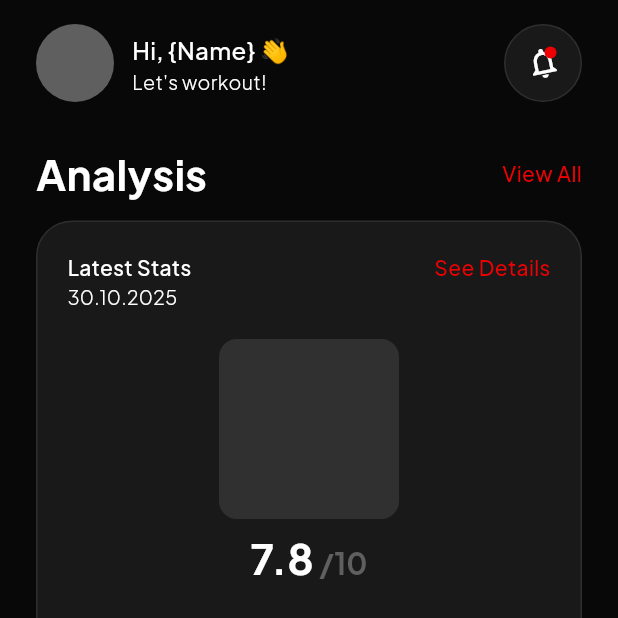
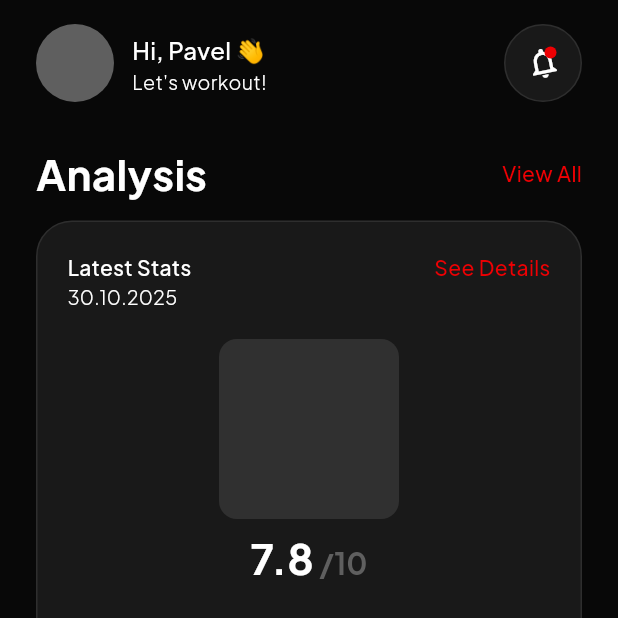
Before and after one commit to 0NDRS/Flexly, a Flutter app: the screen it shows after launch, on a phone screen of 412 x 824 dp, the top half of it. Run offline on Flutter 3.47's test engine with Material 3 defaults, Android fonts, the light colour scheme and no system bars; our stand-ins replace google_fonts; network calls fail.

Commit message:
cleanup code

```diff
--- /dev/null
+++ b/lib/data/mock_data.dart
@@ -0,0 +1,26 @@
+class MockData {
+  static const String placeholderImage =
+      'https://upload.wikimedia.org/wikipedia/commons/thumb/3/3f/Placeholder_view_vector.svg/681px-Placeholder_view_vector.svg.png';
+
+  static const Map<String, double> bodyPartRatings = {
+    'Arms': 8.2,
+    'Chest': 7.3,
+    'Abs': 6.8,
+    'Shoulders': 6.4,
+    'Legs': 8.1,
+    'Back': 7.4,
+  };
+
+  static const String adviceTitle = '{{Title}}';
+  static const String adviceDescription =
+      'Lorem ipsum dolor sit amet, consectetur adipiscing elit, sed do eiusmod tempor incididunt ut labore et dolore magna aliqua. Ut enim ad minim veniam, quis nostrud exercitation ullamco';
+
+  static const String trainingTipTitle =
+      'Correct your posture for better results';
+  static const String trainingTipSubtitle = 'Learn how to improve...';
+
+  static const String userName = 'Pavel';
+
+  static const String streak = '10 days';
+  static const String trackedWorkouts = '84';
+}
--- a/lib/theme/app_colors.dart
+++ b/lib/theme/app_colors.dart
@@ -7,4 +7,14 @@ class AppColors {
   static const Color grayDark = Color(0xFF191919);
   static const Color gray = Color(0xFF2E2E2E);
   static const Color backgroundDark = Color(0xFF080808);
+
+  // Semantic Colors
+  static const Color fireOrange = Color(0xFFFF9500);
+  static const Color fireBackground = Color(0xFF332B20);
+  static const Color waterBlue = Color(0xFF30A3D1);
+  static const Color waterBackground = Color(0xFF1C252E);
+
+  // Graph Colors
+  static const Color tooltipBackground = Color(0xFF8B0000);
+  static const Color barInactive = Color(0xFF7A3E3E);
 }
--- a/lib/widgets/analysis/history_card.dart
+++ b/lib/widgets/analysis/history_card.dart
@@ -1,6 +1,7 @@
 import 'package:flutter/material.dart';
 import 'package:flexly/theme/app_colors.dart';
 import 'package:flexly/theme/app_text_styles.dart';
+import 'package:flexly/data/mock_data.dart';
 
 class HistoryCard extends StatelessWidget {
   final String date;
@@ -55,10 +56,9 @@ class HistoryCard extends StatelessWidget {
               color: AppColors.white,
               borderRadius: BorderRadius.circular(16),
               image: const DecorationImage(
-                image: NetworkImage(
-                    'https://upload.wikimedia.org/wikipedia/commons/thumb/3/3f/Placeholder_view_vector.svg/681px-Placeholder_view_vector.svg.png'), // Placeholder
+                image: NetworkImage(MockData.placeholderImage),
                 fit: BoxFit.cover,
-                opacity: 0.1, // Make it subtle like the checkerboard
+                opacity: 0.1,
               ),
             ),
           ),
--- a/lib/widgets/home/analysis_card.dart
+++ b/lib/widgets/home/analysis_card.dart
@@ -24,26 +24,22 @@ class _AnalysisCardState extends State<AnalysisCard> {
   @override
   void initState() {
     super.initState();
-    _analysisData = fetchAnalysisData();
+    _analysisData = _fetchAnalysisData();
   }
 
-  Future<Map<String, dynamic>> fetchAnalysisData() async {
+  Future<Map<String, dynamic>> _fetchAnalysisData() async {
     final String baseUrl =
         Platform.isAndroid ? 'http://10.0.2.2:3000' : 'http://localhost:3000';
     try {
-      debugPrint('Fetching data from $baseUrl/api/analysis');
       final response = await http.get(Uri.parse('$baseUrl/api/analysis'));
 
       if (response.statusCode == 200) {
-        debugPrint('Data fetched successfully: ${response.body}');
         return json.decode(response.body);
       } else {
-        debugPrint('Failed to load data: ${response.statusCode}');
         throw Exception('Failed to load analysis data');
       }
     } catch (e) {
-      debugPrint('Error fetching data: $e');
-      // Fallback data
+      // Fallback data for UI demonstration
       return {
         'rating': 7.8,
         'streak': 10,
@@ -73,155 +69,11 @@ class _AnalysisCardState extends State<AnalysisCard> {
           ),
           child: Column(
             children: [
-              Row(
-                mainAxisAlignment: MainAxisAlignment.spaceBetween,
-                crossAxisAlignment: CrossAxisAlignment.start,
-                children: [
-                  Column(
-                    crossAxisAlignment: CrossAxisAlignment.start,
-                    children: [
-                      Text(
-                        'Latest Stats',
-                        style: AppTextStyles.caption2
-                            .copyWith(color: AppColors.white),
-                      ),
-                      Text(
-                        '30.10.2025',
-                        style: AppTextStyles.small
-                            .copyWith(color: AppColors.white),
-                      ),
-                    ],
-                  ),
-                  GestureDetector(
-                    onTap: widget.onDetailsTap,
-                    child: Text(
-                      'See Details',
-                      style: AppTextStyles.caption2
-                          .copyWith(color: AppColors.primary),
-                    ),
-                  ),
-                ],
-              ),
+              _buildHeader(),
               const SizedBox(height: 20),
-              Container(
-                width: 120,
-                height: 120,
-                decoration: BoxDecoration(
-                  color: AppColors.white.withValues(alpha: 0.1),
-                  borderRadius: BorderRadius.circular(12),
-                ),
-              ),
-              const SizedBox(height: 12),
-              RichText(
-                text: TextSpan(
-                  children: [
-                    TextSpan(
-                      text: '${data['rating']}',
-                      style: AppTextStyles.h2,
-                    ),
-                    TextSpan(
-                      text: ' /10',
-                      style:
-                          AppTextStyles.h3.copyWith(color: AppColors.grayLight),
-                    ),
-                  ],
-                ),
-              ),
+              _buildRatingSection(data['rating']),
               const SizedBox(height: 24),
-              Container(
-                padding: const EdgeInsets.all(16),
-                decoration: BoxDecoration(
-                  color: AppColors.gray,
-                  borderRadius: BorderRadius.circular(16),
-                ),
-                child: Row(
-                  children: [
-                    Expanded(
-                      child: Row(
-                        children: [
-                          Container(
-                            width: 32,
-                            height: 32,
-                            decoration: const BoxDecoration(
-                              color: Color(0xFF332B20),
-                              shape: BoxShape.circle,
-                            ),
-                            child: const Icon(
-                              Icons.local_fire_department,
-                              color: Color(0xFFFF9500),
-                              size: 24,
-                            ),
-                          ),
-                          const SizedBox(width: 12),
-                          Expanded(
-                            child: Column(
-                              crossAxisAlignment: CrossAxisAlignment.start,
-                              children: [
-                                Text(
-                                  'Streak',
-                                  style: AppTextStyles.small
-                                      .copyWith(color: AppColors.grayLight),
-                                  overflow: TextOverflow.ellipsis,
-                                ),
-                                Text(
-                                  '${data['streak']} days',
-                                  style: AppTextStyles.body2
-                                      .copyWith(fontWeight: FontWeight.w600),
-                                ),
-                              ],
-                            ),
-                          ),
-                        ],
-                      ),
-                    ),
-                    const SizedBox(width: 16),
-                    Container(
-                      width: 1,
-                      height: 32,
-                      color: AppColors.grayLight.withValues(alpha: 0.2),
-                    ),
-                    const SizedBox(width: 16),
-                    Expanded(
-                      child: Row(
-                        children: [
-                          Container(
-                            width: 32,
-                            height: 32,
-                            decoration: const BoxDecoration(
-                              color: Color.fromARGB(255, 28, 37, 46),
-                              shape: BoxShape.circle,
-                            ),
-                            child: const Icon(
-                              Icons.fitness_center,
-                              color: Color.fromARGB(255, 48, 163, 209),
-                              size: 24,
-                            ),
-                          ),
-                          const SizedBox(width: 12),
-                          Expanded(
-                            child: Column(
-                              crossAxisAlignment: CrossAxisAlignment.start,
-                              children: [
-                                Text(
-                                  'Tracked',
-                                  style: AppTextStyles.small
-                                      .copyWith(color: AppColors.grayLight),
-                                  overflow: TextOverflow.ellipsis,
-                                ),
-                                Text(
-                                  '${data['analyticsTracked']}',
-                                  style: AppTextStyles.body2
-                                      .copyWith(fontWeight: FontWeight.w600),
-                                ),
-                              ],
-                            ),
-                          ),
-                        ],
-                      ),
-                    ),
-                  ],
-                ),
-              ),
+              _buildStatsRow(data['streak'], data['analyticsTracked']),
               const SizedBox(height: 24),
               SizedBox(
                 width: double.infinity,
@@ -236,4 +88,146 @@ class _AnalysisCardState extends State<AnalysisCard> {
       },
     );
   }
+
+  Widget _buildHeader() {
+    return Row(
+      mainAxisAlignment: MainAxisAlignment.spaceBetween,
+      crossAxisAlignment: CrossAxisAlignment.start,
+      children: [
+        Column(
+          crossAxisAlignment: CrossAxisAlignment.start,
+          children: [
+            Text(
+              'Latest Stats',
+              style: AppTextStyles.caption2.copyWith(color: AppColors.white),
+            ),
+            Text(
+              '30.10.2025',
+              style: AppTextStyles.small.copyWith(color: AppColors.white),
+            ),
+          ],
+        ),
+        GestureDetector(
+          onTap: widget.onDetailsTap,
+          child: Text(
+            'See Details',
+            style: AppTextStyles.caption2.copyWith(color: AppColors.primary),
+          ),
+        ),
+      ],
+    );
+  }
+
+  Widget _buildRatingSection(dynamic rating) {
+    return Column(
+      children: [
+        Container(
+          width: 120,
+          height: 120,
+          decoration: BoxDecoration(
+            color: AppColors.white.withValues(alpha: 0.1),
+            borderRadius: BorderRadius.circular(12),
+          ),
+        ),
+        const SizedBox(height: 12),
+        RichText(
+          text: TextSpan(
+            children: [
+              TextSpan(
+                text: '$rating',
+                style: AppTextStyles.h2,
+              ),
+              TextSpan(
+                text: ' /10',
+                style: AppTextStyles.h3.copyWith(color: AppColors.grayLight),
+              ),
+            ],
+          ),
+        ),
+      ],
+    );
+  }
+
+  Widget _buildStatsRow(dynamic streak, dynamic tracked) {
+    return Container(
+      padding: const EdgeInsets.all(16),
+      decoration: BoxDecoration(
+        color: AppColors.gray,
+        borderRadius: BorderRadius.circular(16),
+      ),
+      child: Row(
+        children: [
+          Expanded(
+            child: _buildStatItem(
+              icon: Icons.local_fire_department,
+              iconColor: AppColors.fireOrange,
+              iconBgColor: AppColors.fireBackground,
+              label: 'Streak',
+              value: '$streak days',
+            ),
+          ),
+          const SizedBox(width: 16),
+          Container(
+            width: 1,
+            height: 32,
+            color: AppColors.grayLight.withValues(alpha: 0.2),
+          ),
+          const SizedBox(width: 16),
+          Expanded(
+            child: _buildStatItem(
+              icon: Icons.fitness_center,
+              iconColor: AppColors.waterBlue,
+              iconBgColor: AppColors.waterBackground,
+              label: 'Tracked',
+              value: '$tracked',
+            ),
+          ),
+        ],
+      ),
+    );
+  }
+
+  Widget _buildStatItem({
+    required IconData icon,
+    required Color iconColor,
+    required Color iconBgColor,
+    required String label,
+    required String value,
+  }) {
+    return Row(
+      children: [
+        Container(
+          width: 32,
+          height: 32,
+          decoration: BoxDecoration(
+            color: iconBgColor,
+            shape: BoxShape.circle,
+          ),
+          child: Icon(
+            icon,
+            color: iconColor,
+            size: 24,
+          ),
+        ),
+        const SizedBox(width: 12),
+        Expanded(
+          child: Column(
+            crossAxisAlignment: CrossAxisAlignment.start,
+            children: [
+              Text(
+                label,
+                style: AppTextStyles.small.copyWith(color: AppColors.grayLight),
+                overflow: TextOverflow.ellipsis,
+              ),
+              Text(
+                value,
+                style:
+                    AppTextStyles.body2.copyWith(fontWeight: FontWeight.w600),
+              ),
+            ],
+          ),
+        ),
+      ],
+    );
+  }
 }
--- a/lib/widgets/home/home_header.dart
+++ b/lib/widgets/home/home_header.dart
@@ -1,6 +1,7 @@
 import 'package:flutter/material.dart';
 import 'package:flexly/theme/app_colors.dart';
 import 'package:flexly/theme/app_text_styles.dart';
+import 'package:flexly/data/mock_data.dart';
 
 class HomeHeader extends StatelessWidget {
   const HomeHeader({super.key});
@@ -22,7 +23,7 @@ class HomeHeader extends StatelessWidget {
           crossAxisAlignment: CrossAxisAlignment.start,
           children: [
             Text(
-              'Hi, {Name} 👋',
+              'Hi, ${MockData.userName} 👋',
               style: AppTextStyles.caption1.copyWith(color: AppColors.white),
             ),
             Text(
--- a/lib/widgets/home/statistics_graph.dart
+++ b/lib/widgets/home/statistics_graph.dart
@@ -4,6 +4,16 @@ import 'package:flexly/theme/app_text_styles.dart';
 
 class StatisticsGraph extends StatelessWidget {
   const StatisticsGraph({super.key});
+
+  static const List<Map<String, dynamic>> _weeklyData = [
+    {'day': 'Mon', 'value': 5.0, 'selected': false},
+    {'day': 'Tue', 'value': 6.7, 'selected': true},
+    {'day': 'Wed', 'value': 0.0, 'selected': false},
+    {'day': 'Thu', 'value': 0.0, 'selected': false},
+    {'day': 'Fri', 'value': 0.0, 'selected': false},
+    {'day': 'Sat', 'value': 0.0, 'selected': false},
+    {'day': 'Sun', 'value': 0.0, 'selected': false},
+  ];
 
   @override
   Widget build(BuildContext context) {
@@ -40,15 +50,13 @@ class StatisticsGraph extends StatelessWidget {
                   right: 0,
                   child: Row(
                     crossAxisAlignment: CrossAxisAlignment.end,
-                    children: [
-                      _buildBar('Mon', 5, false),
-                      _buildBar('Tue', 6.7, true),
-                      _buildBar('Wed', 0, false),
-                      _buildBar('Thu', 0, false),
-                      _buildBar('Fri', 0, false),
-                      _buildBar('Sat', 0, false),
-                      _buildBar('Sun', 0, false),
-                    ],
+                    children: _weeklyData
+                        .map((data) => _buildBar(
+                              data['day'] as String,
+                              data['value'] as double,
+                              data['selected'] as bool,
+                            ))
+                        .toList(),
                   ),
                 ),
               ],
@@ -57,17 +65,11 @@ class StatisticsGraph extends StatelessWidget {
           const SizedBox(height: 8),
           // X-Axis Labels
           Padding(
-            padding: const EdgeInsets.only(left: 16), // Reduced from 24
+            padding: const EdgeInsets.only(left: 16),
             child: Row(
-              children: [
-                _buildXLabel('Mon'),
-                _buildXLabel('Tue'),
-                _buildXLabel('Wed'),
-                _buildXLabel('Thu'),
-                _buildXLabel('Fri'),
-                _buildXLabel('Sat'),
-                _buildXLabel('Sun'),
-              ],
+              children: _weeklyData
+                  .map((data) => _buildXLabel(data['day'] as String))
+                  .toList(),
             ),
           ),
         ],
@@ -118,7 +120,7 @@ class StatisticsGraph extends StatelessWidget {
             Container(
               padding: const EdgeInsets.symmetric(horizontal: 8, vertical: 4),
               decoration: BoxDecoration(
-                color: const Color(0xFF8B0000), // Darker red for tooltip bg
+                color: AppColors.tooltipBackground,
                 borderRadius: BorderRadius.circular(8),
               ),
               child: Text(
@@ -137,9 +139,7 @@ class StatisticsGraph extends StatelessWidget {
             width: 24,
             height: barHeight,
             decoration: BoxDecoration(
-              color: isSelected
-                  ? AppColors.primary
-                  : const Color(0xFF7A3E3E), // Less vibrant, darker red
+              color: isSelected ? AppColors.primary : AppColors.barInactive,
               borderRadius:
                   const BorderRadius.vertical(top: Radius.circular(8)),
             ),
@@ -172,7 +172,7 @@ class DashedLinePainter extends CustomPainter {
 class TrianglePainter extends CustomPainter {
   @override
   void paint(Canvas canvas, Size size) {
-    final paint = Paint()..color = const Color(0xFF8B0000);
+    final paint = Paint()..color = AppColors.tooltipBackground;
     final path = Path();
     path.moveTo(0, 0);
     path.lineTo(size.width / 2, size.height);
--- a/lib/widgets/home/training_tip_card.dart
+++ b/lib/widgets/home/training_tip_card.dart
@@ -1,6 +1,7 @@
 import 'package:flutter/material.dart';
 import 'package:flexly/theme/app_colors.dart';
 import 'package:flexly/theme/app_text_styles.dart';
+import 'package:flexly/data/mock_data.dart';
 
 class TrainingTipCard extends StatelessWidget {
   const TrainingTipCard({super.key});
@@ -51,13 +52,13 @@ class TrainingTipCard extends StatelessWidget {
                 ),
                 const SizedBox(height: 8),
                 Text(
-                  'Correct your posture for better results',
+                  MockData.trainingTipTitle,
                   style:
                       AppTextStyles.body2.copyWith(fontWeight: FontWeight.w600),
                 ),
                 const SizedBox(height: 4),
                 Text(
-                  'Learn how to improve...',
+                  MockData.trainingTipSubtitle,
                   style:
                       AppTextStyles.small.copyWith(color: AppColors.grayLight),
                 ),
```
Also changed, not shown: lib/pages/analysis_detail_page.dart (+4 -5 lines), lib/pages/analysis_page.dart (+22 -49 lines), lib/pages/home_content.dart (+3 -9 lines), lib/widgets/analysis/analysis_stats_row.dart (+5 -4 lines).
